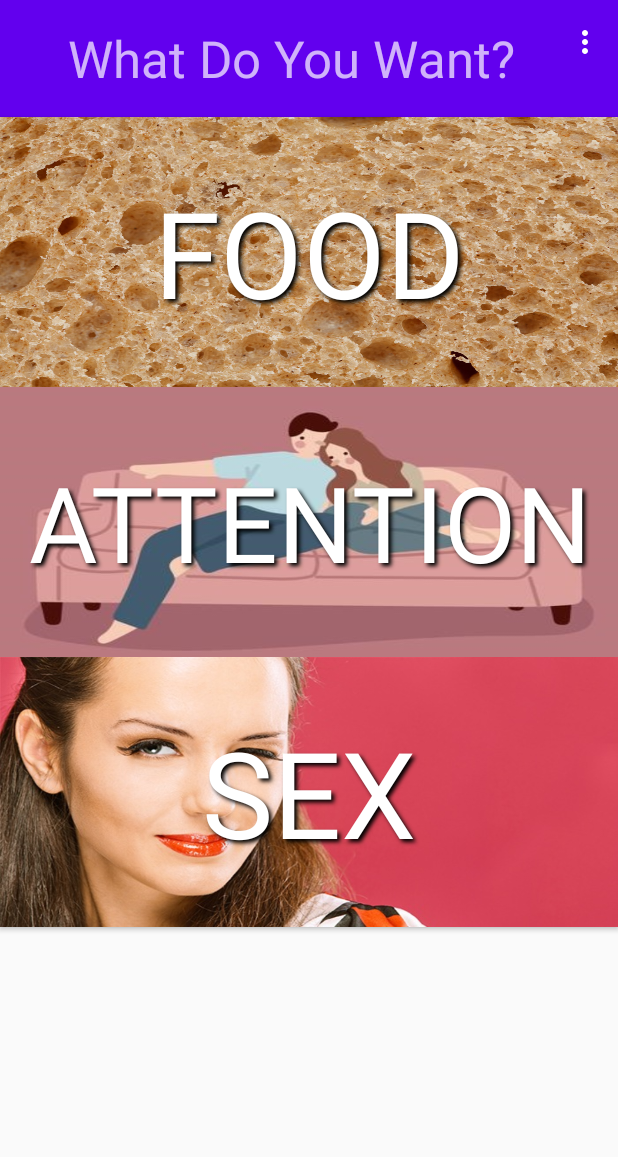
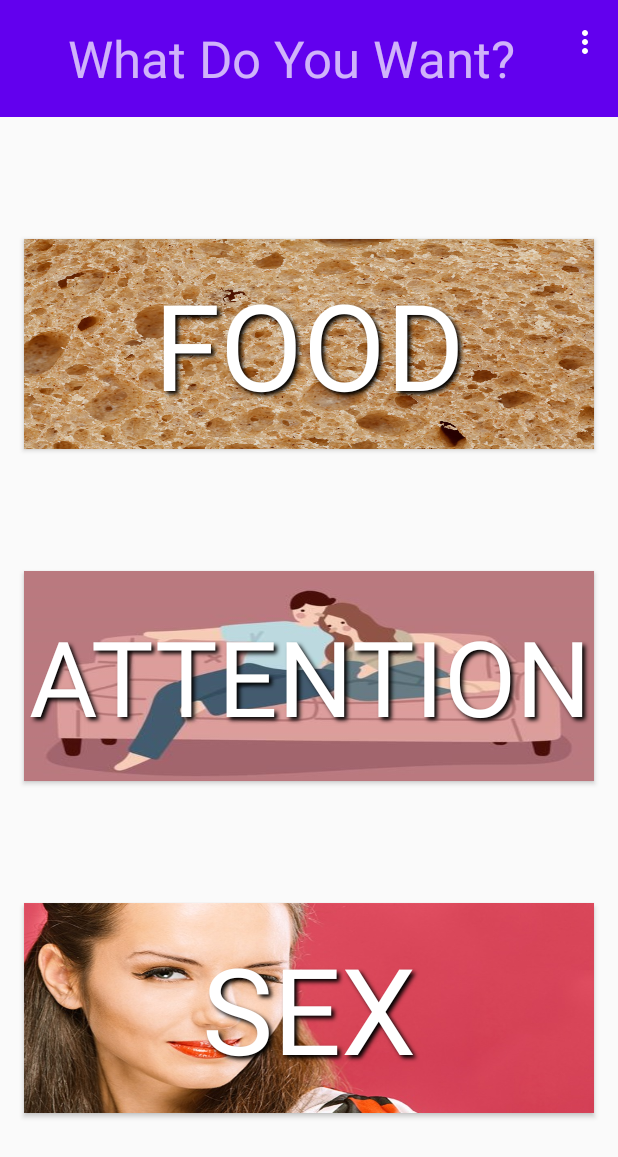
Before and after one commit to daniel-deans/AttentionButton, an Android app: the screen it shows after launch (MainActivity), on a phone screen of 412 x 824 dp. Shown: the top 1157 px of the screen. Run offline under Robolectric (Android 15) with nearby library versions, the phone set to English and light mode, and no system bars; Roboto replaces fonts that are not available here.

```diff
--- a/app/src/main/java/com/example/attentionbutton/MainActivity.java
+++ b/app/src/main/java/com/example/attentionbutton/MainActivity.java
@@ -12,6 +12,7 @@ import android.view.View;
 
 import android.view.Menu;
 import android.view.MenuItem;
+import android.widget.Button;
 
 public class MainActivity extends AppCompatActivity {
 
@@ -22,8 +23,26 @@ public class MainActivity extends AppCompatActivity {
         Toolbar toolbar = findViewById(R.id.toolbar);
         setSupportActionBar(toolbar);
 
-        FloatingActionButton fab = findViewById(R.id.fab);
-        fab.setOnClickListener(new View.OnClickListener() {
+        Button foodButt = findViewById(R.id.foodButton);
+        foodButt.setOnClickListener(new View.OnClickListener() {
+            @Override
+            public void onClick(View view) {
+                Snackbar.make(view, "Replace with your own action", Snackbar.LENGTH_LONG)
+                        .setAction("Action", null).show();
+            }
+        });
+
+        Button attnButt = findViewById(R.id.attnButton);
+        foodButt.setOnClickListener(new View.OnClickListener() {
+            @Override
+            public void onClick(View view) {
+                Snackbar.make(view, "Replace with your own action", Snackbar.LENGTH_LONG)
+                        .setAction("Action", null).show();
+            }
+        });
+
+        Button sexButt = findViewById(R.id.sexButton);
+        foodButt.setOnClickListener(new View.OnClickListener() {
             @Override
             public void onClick(View view) {
                 Snackbar.make(view, "Replace with your own action", Snackbar.LENGTH_LONG)
--- a/app/src/main/res/layout/activity_main.xml
+++ b/app/src/main/res/layout/activity_main.xml
@@ -10,6 +10,7 @@
         android:layout_width="match_parent"
         android:layout_height="match_parent"
         android:orientation="vertical"
+        android:gravity="center_vertical|center_horizontal"
         app:layout_constraintBottom_toBottomOf="parent"
         app:layout_constraintTop_toTopOf="parent">
 
@@ -32,11 +33,14 @@
                 android:textAppearance="@style/TextAppearance.AppCompat.Display1"
                 android:visibility="visible" />
         </androidx.appcompat.widget.Toolbar>
-
+        <View
+            android:layout_width="0dp"
+            android:layout_height="50dp"
+            android:layout_weight="1" />
         <Button
-            android:id="@+id/button9"
-            android:layout_width="match_parent"
-            android:layout_height="180dp"
+            android:id="@+id/foodButton"
+            android:layout_width="380dp"
+            android:layout_height="140dp"
             android:background="@drawable/bread"
             android:fontFamily="@font/bevan"
             android:shadowColor="#000000"
@@ -48,11 +52,14 @@
             android:textColor="#FFFFFF"
             android:textSize="80sp"
             android:typeface="normal" />
-
+        <View
+            android:layout_width="0dp"
+            android:layout_height="50dp"
+            android:layout_weight="1" />
         <Button
-            android:id="@+id/button11"
-            android:layout_width="match_parent"
-            android:layout_height="180dp"
+            android:id="@+id/attnButton"
+            android:layout_width="380dp"
+            android:layout_height="140dp"
             android:background="@drawable/cud"
             android:shadowColor="#000000"
             android:shadowDx="3.0"
@@ -63,11 +70,14 @@
             android:textColor="#FFFFFF"
             android:textSize="70sp"
             android:typeface="normal" />
-
+        <View
+            android:layout_width="0dp"
+            android:layout_height="50dp"
+            android:layout_weight="1" />
         <Button
-            android:id="@+id/button12"
-            android:layout_width="match_parent"
-            android:layout_height="180dp"
+            android:id="@+id/sexButton"
+            android:layout_width="380dp"
+            android:layout_height="140dp"
             android:background="@drawable/winking"
             android:shadowColor="#000000"
             android:shadowDx="3.0"
@@ -79,6 +89,10 @@
             android:textSize="80sp"
             android:typeface="normal" />
 
+        <View
+            android:layout_width="0dp"
+            android:layout_height="50dp"
+            android:layout_weight="1" />
     </LinearLayout>
 
 </androidx.constraintlayout.widget.ConstraintLayout>
```
